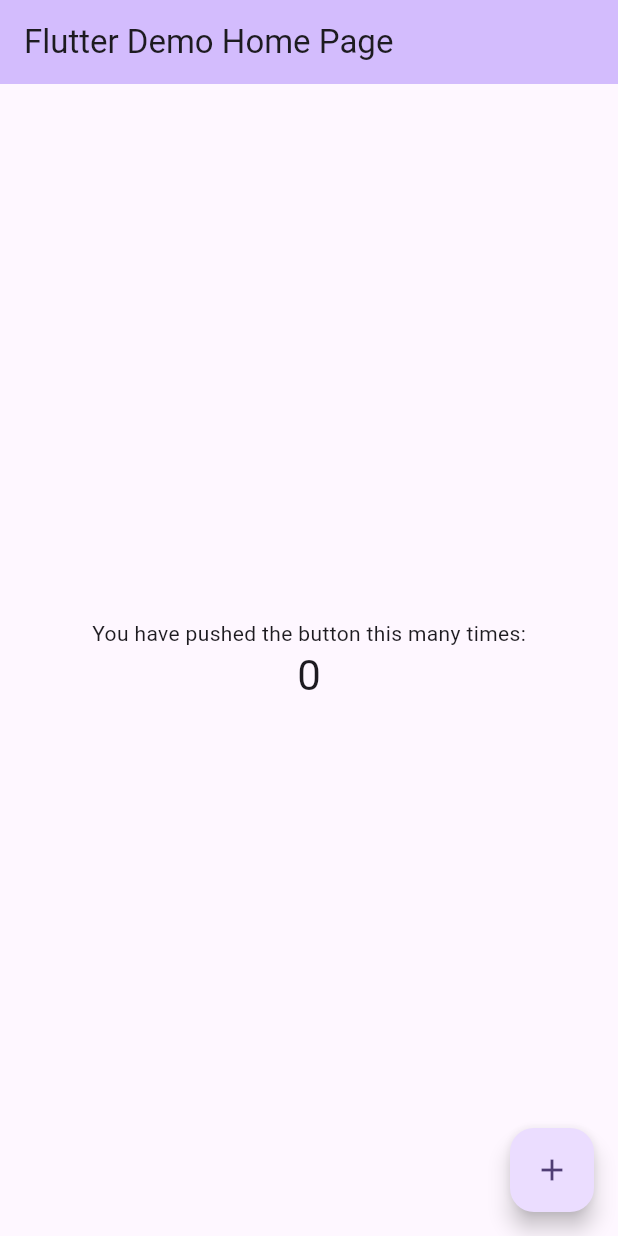
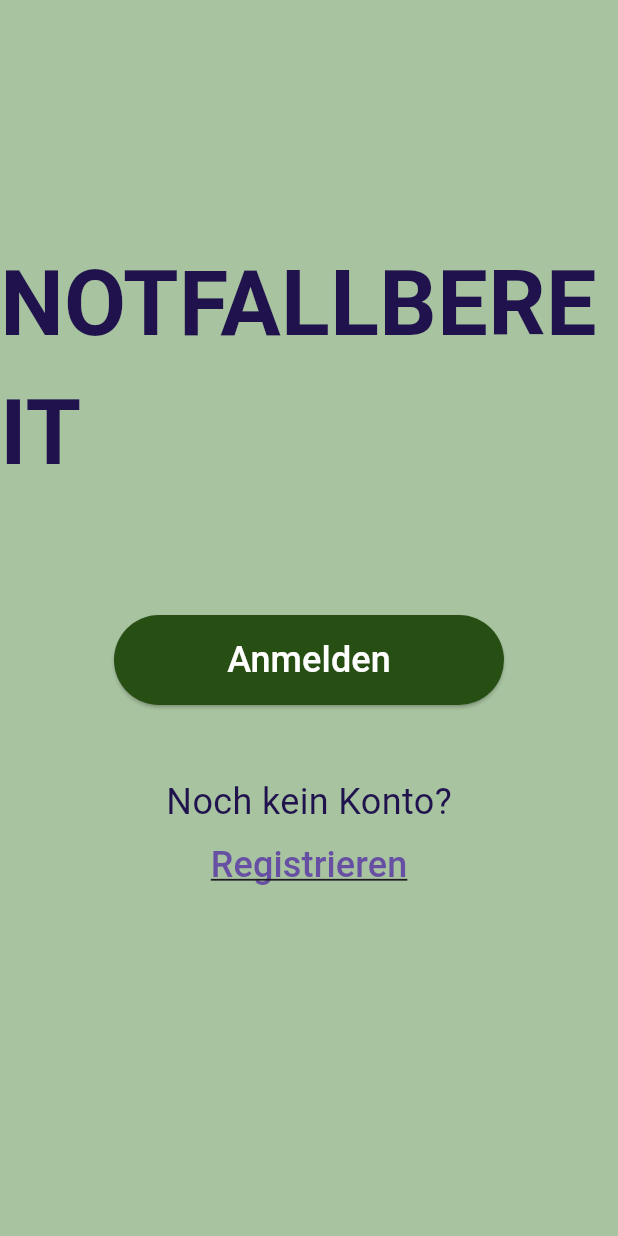
Before and after one commit to madleenmahncke/NotfallbereitFlutter, a Flutter app: the screen it shows after launch, on a phone screen of 412 x 824 dp. Run offline on Flutter 3.47's test engine with Material 3 defaults, Android fonts, the phone set to English and light mode, and no system bars; Roboto replaces fonts that are missing (Agenor).

Commit message:
first changes

```diff
--- /dev/null
+++ b/lib/features/auth/pages/start_page.dart
@@ -0,0 +1,109 @@
+import 'package:flutter/material.dart';
+import 'package:notfallbereit/features/auth/pages/login_page.dart';
+import 'package:notfallbereit/features/auth/pages/register_page.dart';
+
+class StartPage extends StatelessWidget {
+  const StartPage({super.key});
+
+  void _openLogin(BuildContext context) {
+    Navigator.push(
+      context,
+      MaterialPageRoute(
+        builder: (_) => const LoginPage(),
+      ),
+    );
+  }
+
+  void _openRegister(BuildContext context) {
+    Navigator.push(
+      context,
+      MaterialPageRoute(
+        builder: (_) => const RegisterPage(),
+      ),
+    );
+  }
+
+  @override
+  Widget build(BuildContext context) {
+    return Scaffold(
+      backgroundColor: const Color(0xFFA8C3A0),
+
+      appBar: AppBar(
+        backgroundColor: const Color(0xFFA8C3A0),
+        elevation: 0,
+      ),
+
+      body: Stack(
+        children: [
+
+          const Align(
+            alignment: Alignment(0, -0.65),
+            child: Text(
+              'NOTFALLBEREIT',
+              style: TextStyle(
+                fontFamily: 'Agenor',
+                fontSize: 60,
+                fontWeight: FontWeight.bold,
+                color: Color(0xFF20124D),
+              ),
+            ),
+          ),
+
+          // Login mittig
+          Align(
+            alignment: Alignment.center,
+            child: SizedBox(
+              width: 260,
+              height: 60,
+              child: ElevatedButton(
+                onPressed: () => _openLogin(context),
+
+                style: ElevatedButton.styleFrom(
+                  backgroundColor: const Color(0xFF274E13),
+                  foregroundColor: Colors.white,
+                ),
+
+                child: const Text(
+                  'Anmelden',
+                  style: TextStyle(
+                    fontSize: 24,
+                  ),
+                ),
+              ),
+            ),
+          ),
+
+          // Registrierung darunter
+          Align(
+            alignment: const Alignment(0, 0.35),
+            child: Column(
+              mainAxisSize: MainAxisSize.min,
+              children: [
+
+                const Text(
+                  'Noch kein Konto?',
+                  style: TextStyle(
+                    fontSize: 24,
+                    color: Color(0xFF20124D),
+                  ),
+                ),
+
+                TextButton(
+                  onPressed: () => _openRegister(context),
+
+                  child: const Text(
+                    'Registrieren',
+                    style: TextStyle(
+                      fontSize: 24,
+                      decoration: TextDecoration.underline,
+                    ),
+                  ),
+                ),
+              ],
+            ),
+          ),
+        ],
+      ),
+    );
+  }
+}
--- a/lib/main.dart
+++ b/lib/main.dart
@@ -1,122 +1,26 @@
 import 'package:flutter/material.dart';
 
+import '../features/auth/pages/start_page.dart';
+
 void main() {
-  runApp(const MyApp());
+  runApp(
+    const NotfallbereitApp(),
+  );
 }
 
-class MyApp extends StatelessWidget {
-  const MyApp({super.key});
+class NotfallbereitApp extends StatelessWidget {
+  const NotfallbereitApp({super.key});
 
-  // This widget is the root of your application.
   @override
   Widget build(BuildContext context) {
     return MaterialApp(
-      title: 'Flutter Demo',
+      debugShowCheckedModeBanner: false,
+
       theme: ThemeData(
-        // This is the theme of your application.
-        //
-        // TRY THIS: Try running your application with "flutter run". You'll see
-        // the application has a purple toolbar. Then, without quitting the app,
-        // try changing the seedColor in the colorScheme below to Colors.green
-        // and then invoke "hot reload" (save your changes or press the "hot
-        // reload" button in a Flutter-supported IDE, or press "r" if you used
-        // the command line to start the app).
-        //
-        // Notice that the counter didn't reset back to zero; the application
-        // state is not lost during the reload. To reset the state, use hot
-        // restart instead.
-        //
-        // This works for code too, not just values: Most code changes can be
-        // tested with just a hot reload.
-        colorScheme: .fromSeed(seedColor: Colors.deepPurple),
+        fontFamily: 'Agenor',
       ),
-      home: const MyHomePage(title: 'Flutter Demo Home Page'),
+
+      home: const StartPage(),
     );
   }
 }
-
-class MyHomePage extends StatefulWidget {
-  const MyHomePage({super.key, required this.title});
-
-  // This widget is the home page of your application. It is stateful, meaning
-  // that it has a State object (defined below) that contains fields that affect
-  // how it looks.
-
-  // This class is the configuration for the state. It holds the values (in this
-  // case the title) provided by the parent (in this case the App widget) and
-  // used by the build method of the State. Fields in a Widget subclass are
-  // always marked "final".
-
-  final String title;
-
-  @override
-  State<MyHomePage> createState() => _MyHomePageState();
-}
-
-class _MyHomePageState extends State<MyHomePage> {
-  int _counter = 0;
-
-  void _incrementCounter() {
-    setState(() {
-      // This call to setState tells the Flutter framework that something has
-      // changed in this State, which causes it to rerun the build method below
-      // so that the display can reflect the updated values. If we changed
-      // _counter without calling setState(), then the build method would not be
-      // called again, and so nothing would appear to happen.
-      _counter++;
-    });
-  }
-
-  @override
-  Widget build(BuildContext context) {
-    // This method is rerun every time setState is called, for instance as done
-    // by the _incrementCounter method above.
-    //
-    // The Flutter framework has been optimized to make rerunning build methods
-    // fast, so that you can just rebuild anything that needs updating rather
-    // than having to individually change instances of widgets.
-    return Scaffold(
-      appBar: AppBar(
-        // TRY THIS: Try changing the color here to a specific color (to
-        // Colors.amber, perhaps?) and trigger a hot reload to see the AppBar
-        // change color while the other colors stay the same.
-        backgroundColor: Theme.of(context).colorScheme.inversePrimary,
-        // Here we take the value from the MyHomePage object that was created by
-        // the App.build method, and use it to set our appbar title.
-        title: Text(widget.title),
-      ),
-      body: Center(
-        // Center is a layout widget. It takes a single child and positions it
-        // in the middle of the parent.
-        child: Column(
-          // Column is also a layout widget. It takes a list of children and
-          // arranges them vertically. By default, it sizes itself to fit its
-          // children horizontally, and tries to be as tall as its parent.
-          //
-          // Column has various properties to control how it sizes itself and
-          // how it positions its children. Here we use mainAxisAlignment to
-          // center the children vertically; the main axis here is the vertical
-          // axis because Columns are vertical (the cross axis would be
-          // horizontal).
-          //
-          // TRY THIS: Invoke "debug painting" (choose the "Toggle Debug Paint"
-          // action in the IDE, or press "p" in the console), to see the
-          // wireframe for each widget.
-          mainAxisAlignment: .center,
-          children: [
-            const Text('You have pushed the button this many times:'),
-            Text(
-              '$_counter',
-              style: Theme.of(context).textTheme.headlineMedium,
-            ),
-          ],
-        ),
-      ),
-      floatingActionButton: FloatingActionButton(
-        onPressed: _incrementCounter,
-        tooltip: 'Increment',
-        child: const Icon(Icons.add),
-      ),
-    );
-  }
-}
```
Also changed, not shown: lib/features/auth/pages/login_page.dart (+135 -0 lines), lib/features/auth/pages/register_page.dart (added, +125 -0 lines), lib/theme/app_styles.dart (added, +15 -0 lines), pubspec.yaml (+7 -0 lines), assets/fonts/AgenorNeue-Regular.otf (added), lib/features/emergency_profile/pages/create_emergency_profile.dart (added), lib/features/emergency_profile/pages/emergency_profile.dart (added), pubspec.lock, 2 other files.
